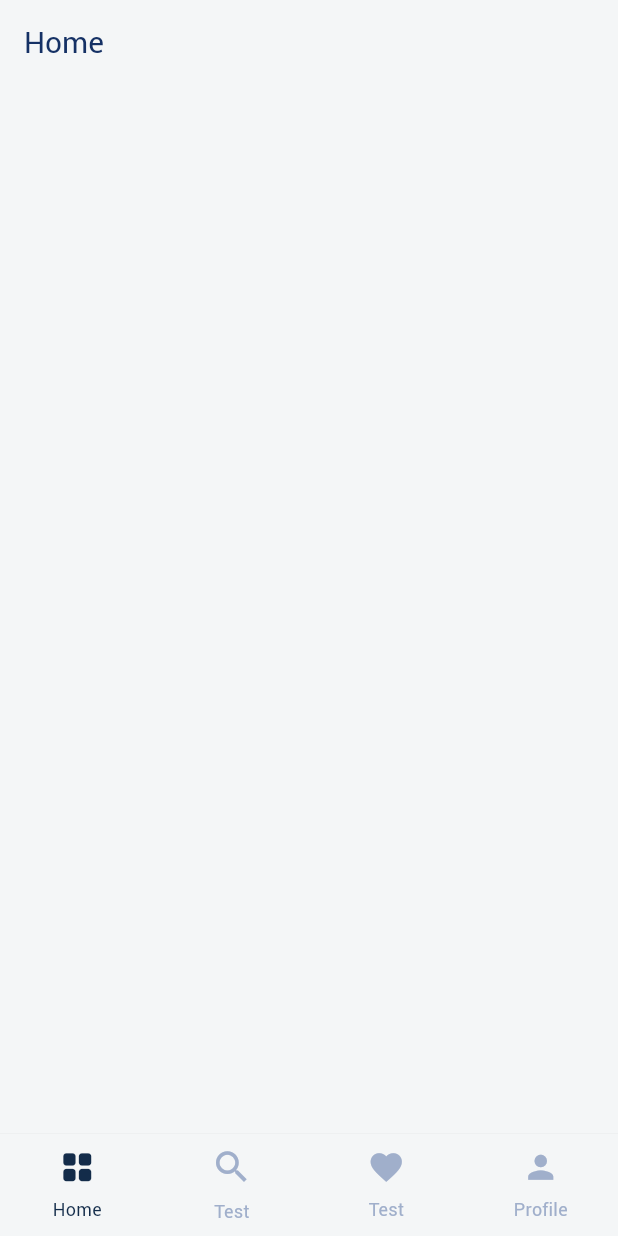
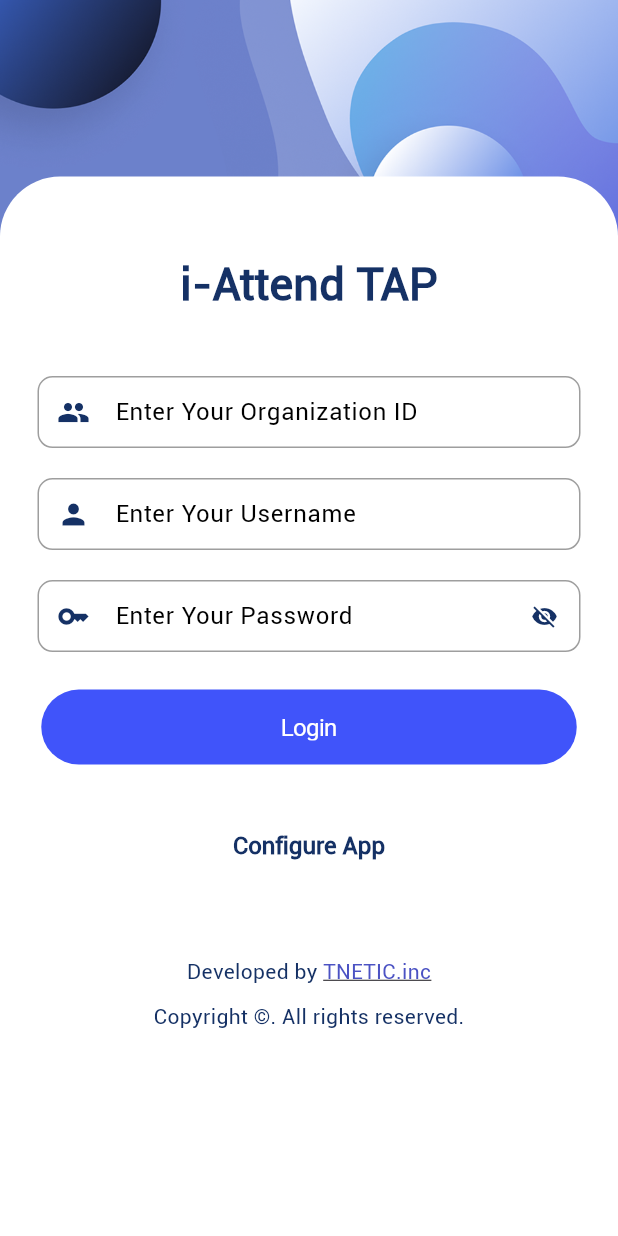
Before and after one commit to expoders8/i-Attent_Tap_Expoders, a Flutter app: the screen it shows after launch, on a phone screen of 412 x 824 dp. Run offline on Flutter 3.47's test engine with Material 3 defaults, Android fonts, the light colour scheme and no system bars; our stand-ins replace get, get_storage; Roboto replaces fonts that are missing (FuturaPTBook, FuturaPTMedium).

Commit message:
login design start, validation

```diff
--- /dev/null
+++ b/lib/app/controller/sign_in_screen.x.dart
@@ -0,0 +1,35 @@
+// ignore_for_file: public_member_api_docs
+import 'package:get/get.dart';
+
+class SignInScreenX extends GetxController {
+  final organizationId = ''.obs;
+  var username = ''.obs;
+  final password = ''.obs;
+
+  final isSigningIn = false.obs;
+
+  // Future<void> signIn() async {
+  //   isSigningIn(true);
+  //   try {
+  //     final signInResponseModel = await AuthProvider.X.signIn(
+  //       organizationId.value,
+  //       username.value,
+  //       password.value,
+  //       "fcmToken",
+  //     );
+
+  //     if (signInResponseModel.isError ?? false) {
+  //       throw signInResponseModel.errorMessage ?? 'Something went wrong';
+  //     }
+
+  //     signInResponseModel.username = username.value;
+  //     signInResponseModel.organizationId = organizationId.value;
+
+  //     await AppService.X.signIn(signInResponseModel);
+  //   } catch (e) {
+  //     NotificationUtils.showErrorSnackBar(message: e.toString());
+  //   } finally {
+  //     isSigningIn(false);
+  //   }
+  // }
+}
--- a/lib/app/routes/app_pages.dart
+++ b/lib/app/routes/app_pages.dart
@@ -1,5 +1,6 @@
 import 'package:get/get.dart';
 
+import '../ui/auth/sign_in.dart';
 import '../ui/home/tab_page.dart';
 
 part 'app_routes.dart';
@@ -7,12 +8,16 @@
 class AppPages {
   AppPages._();
 
-  static const initial = Routes.onBoard;
+  static const initial = Routes.signInScreen;
 
   static final routes = [
     GetPage(
       name: _Paths.tabPage,
       page: () => const TabPage(),
     ),
+    GetPage(
+      name: _Paths.signInScreen,
+      page: () => SignInScreen(),
+    ),
   ];
 }
--- a/lib/app/routes/app_routes.dart
+++ b/lib/app/routes/app_routes.dart
@@ -4,47 +4,11 @@
 abstract class Routes {
   Routes._();
 
-  static const onBoard = _Paths.onBoard;
-  static const loginPage = _Paths.loginPage;
-  static const signUpPage = _Paths.signUpPage;
-  static const forgotPasswordPage = _Paths.forgotPasswordPage;
-  static const changePasswordPage = _Paths.changePasswordPage;
   static const tabPage = _Paths.tabPage;
-  static const homePage = _Paths.homePage;
-  static const detailPage = _Paths.detailPage;
-  static const profilePage = _Paths.profilePage;
-  static const editProfilePage = _Paths.editProfilePage;
-  static const notificationPage = _Paths.notificationPage;
-  static const categoryListPage = _Paths.categoryListPage;
-  static const characterListPage = _Paths.characterListPage;
-  static const newStoryPage = _Paths.newStoryPage;
-  static const trendingStoryPage = _Paths.trendingStoryPage;
-  static const myStoryPage = _Paths.myStoryPage;
-  static const subscriptionPage = _Paths.subscriptionPage;
-  static const inAppWebViewWidget = _Paths.inAppWebViewWidget;
-  static const noInternetScreen = _Paths.noInternetScreen;
-  static const downloadingDialog = _Paths.downloadingDialog;
+  static const signInScreen = _Paths.signInScreen;
 }
 
 abstract class _Paths {
-  static const onBoard = '/onBoard';
-  static const loginPage = '/loginPage';
-  static const signUpPage = '/signUpPage';
-  static const forgotPasswordPage = '/forgotPasswordPage';
-  static const changePasswordPage = '/changePasswordPage';
   static const tabPage = '/tabPage';
-  static const homePage = '/homePage';
-  static const detailPage = '/detailPage';
-  static const profilePage = '/profilePage';
-  static const editProfilePage = '/editProfilePage';
-  static const notificationPage = '/notificationPage';
-  static const categoryListPage = '/categoryListPage';
-  static const characterListPage = '/characterListPage';
-  static const newStoryPage = '/newStoryPage';
-  static const trendingStoryPage = '/trendingStoryPage';
-  static const myStoryPage = '/myStoryPage';
-  static const subscriptionPage = '/subscriptionPage';
-  static const inAppWebViewWidget = '/inAppWebViewWidget';
-  static const noInternetScreen = '/noInternetScreen';
-  static const downloadingDialog = '/downloadingDialog';
+  static const signInScreen = '/signInScreen';
 }
--- /dev/null
+++ b/lib/app/ui/auth/sign_in.dart
@@ -0,0 +1,187 @@
+import 'package:get/get.dart';
+import 'package:flutter/material.dart';
+import 'package:flutter/cupertino.dart';
+
+import '../auth/sing_in_footer.dart';
+import '../../routes/app_pages.dart';
+import '../widgets/custom_textfield.dart';
+import '../../controller/sign_in_screen.x.dart';
+import '../../../config/constant/color_constant.dart';
+
+class SignInScreen extends StatefulWidget {
+  final int? selectedTabIndex;
+  const SignInScreen({super.key, this.selectedTabIndex});
+
+  @override
+  State<SignInScreen> createState() => _SignInScreenState();
+}
+
+class _SignInScreenState extends State<SignInScreen> {
+  static final page =
+      GetPage(name: '/sign_in_screen', page: () => const SignInScreen());
+  final _loginFormKey = GlobalKey<FormState>();
+  final controller = Get.put(SignInScreenX());
+  TextEditingController emailController = TextEditingController();
+  TextEditingController passwordController = TextEditingController();
+  TextEditingController userNameController = TextEditingController();
+  bool isFormSubmitted = false;
+
+  @override
+  Widget build(BuildContext context) {
+    return Scaffold(
+      body: GestureDetector(
+        onTap: () {
+          FocusScope.of(context).requestFocus(FocusNode());
+        },
+        child: Stack(
+          children: [
+            Image.asset(
+              'assets/images/loginbg.png',
+              fit: BoxFit.cover,
+              width: Get.width,
+              height: Get.height,
+            ),
+            SafeArea(
+              child: Column(
+                children: [
+                  const Expanded(
+                    flex: 1,
+                    child: SizedBox(
+                      height: 10,
+                    ),
+                  ),
+                  Expanded(
+                    flex: 6,
+                    child: Container(
+                      padding:
+                          const EdgeInsets.fromLTRB(25.0, 50.0, 25.0, 20.0),
+                      decoration: const BoxDecoration(
+                        color: Colors.white,
+                        borderRadius: BorderRadius.only(
+                          topLeft: Radius.circular(40.0),
+                          topRight: Radius.circular(40.0),
+                        ),
+                      ),
+                      child: SingleChildScrollView(
+                        child: Form(
+                          key: _loginFormKey,
+                          autovalidateMode: AutovalidateMode.onUserInteraction,
+                          child: Column(
+                            crossAxisAlignment: CrossAxisAlignment.center,
+                            children: [
+                              const Text(
+                                "i-Attend TAP",
+                                style: TextStyle(
+                                  fontSize: 30.0,
+                                  fontWeight: FontWeight.w900,
+                                  color: kPrimaryColor,
+                                ),
+                              ),
+                              const SizedBox(
+                                height: 40.0,
+                              ),
+                              CustomTextFormField(
+                                hintText: 'Enter Your Organization ID',
+                                maxLines: 1,
+                                ctrl: emailController,
+                                name: "organizationid",
+                                prefixIcon: const Icon(
+                                  Icons.group,
+                                  color: kPrimaryColor,
+                                  size: 22,
+                                ),
+                                formSubmitted: isFormSubmitted,
+                                validationMsg: 'Organization ID is Required',
+                              ),
+                              const SizedBox(
+                                height: 20.0,
+                              ),
+                              CustomTextFormField(
+                                hintText: 'Enter Your Username',
+                                maxLines: 1,
+                                ctrl: userNameController,
+                                name: "username",
+                                prefixIcon: const Icon(
+                                  Icons.person,
+                                  color: kPrimaryColor,
+                                  size: 22,
+                                ),
+                                formSubmitted: isFormSubmitted,
+                                validationMsg: 'Username is Required',
+                              ),
+                              const SizedBox(
+                                height: 20.0,
+                              ),
+                              CustomTextFormField(
+                                hintText: 'Enter Your Password',
+                                maxLines: 1,
+                                ctrl: passwordController,
+                                name: "password",
+                                prefixIcon: const Icon(
+                                  Icons.key,
+                                  color: kPrimaryColor,
+                                  size: 22,
+                                ),
+                                formSubmitted: isFormSubmitted,
+                                validationMsg: 'Password is Required',
+                              ),
+                              const SizedBox(
+                                height: 25.0,
+                              ),
+                              SizedBox(
+                                width: Get.width - 55,
+                                height: 50,
+                                child: CupertinoButton(
+                                  borderRadius: BorderRadius.circular(25),
+                                  color: const Color(0xFF4054FA),
+                                  onPressed: onLoginButtonPress,
+                                  child: const Text(
+                                    'Login',
+                                    style: TextStyle(
+                                        color: kWhiteColor, fontSize: 16),
+                                  ),
+                                ),
+                              ),
+                              const SizedBox(height: 30),
+                              TextButton(
+                                style: TextButton.styleFrom(
+                                  textStyle: const TextStyle(
+                                    fontSize: 16,
+                                    fontWeight: FontWeight.bold,
+                                  ),
+                                ),
+                                onPressed: () => {},
+                                child: const Text(
+                                  'Configure App',
+                                  style: TextStyle(color: kPrimaryColor),
+                                ),
+                              ),
+                              const SizedBox(height: 50),
+                              const SignInFooter()
+                            ],
+                          ),
+                        ),
+                      ),
+                    ),
+                  ),
+                ],
+              ),
+            ),
+          ],
+        ),
+      ),
+    );
+  }
+
+  onLoginButtonPress() {
+    setState(() {
+      isFormSubmitted = true;
+    });
+    FocusScope.of(context).requestFocus(FocusNode());
+    Future.delayed(const Duration(milliseconds: 100), () async {
+      if (_loginFormKey.currentState!.validate()) {
+        Get.toNamed(Routes.tabPage);
+      }
+    });
+  }
+}
--- /dev/null
+++ b/lib/app/ui/auth/sing_in_footer.dart
@@ -0,0 +1,44 @@
+// ignore_for_file: public_member_api_docs
+
+import 'package:confrance_expoders/config/constant/color_constant.dart';
+import 'package:flutter/gestures.dart';
+import 'package:flutter/material.dart';
+
+class SignInFooter extends StatelessWidget {
+  const SignInFooter({super.key});
+
+  @override
+  Widget build(BuildContext context) {
+    return Column(
+      children: [
+        Text.rich(
+          TextSpan(
+            text: "Developed by ",
+            style: TextStyle(color: kPrimaryColor),
+            children: [
+              TextSpan(
+                style: const TextStyle(
+                  color: kSelectedIconColor,
+                  decoration: TextDecoration.underline,
+                ),
+                //make link blue and underline
+                text: "TNETIC.inc",
+                recognizer: TapGestureRecognizer()
+                  ..onTap = () async {
+                    //on tap code here, you can navigate to other page or URL
+                  },
+              ),
+
+              //more text paragraph, sentences here.
+            ],
+          ),
+        ),
+        const SizedBox(height: 10),
+        const Text(
+          "Copyright ©. All rights reserved.",
+          style: TextStyle(color: kPrimaryColor),
+        ),
+      ],
+    );
+  }
+}
--- /dev/null
+++ b/lib/app/ui/widgets/custom_textfield.dart
@@ -0,0 +1,137 @@
+import 'package:flutter/material.dart';
+
+import '../../../config/constant/color_constant.dart';
+
+class CustomTextFormField extends StatefulWidget {
+  final TextEditingController? ctrl;
+  final String? hintText;
+  final TextInputType? keyboardType;
+  final Widget? prefixIcon;
+  final String? name;
+  final String? validationMsg;
+  final int? maxLines;
+  final bool formSubmitted;
+
+  const CustomTextFormField(
+      {Key? key,
+      this.ctrl,
+      this.hintText,
+      this.keyboardType,
+      this.prefixIcon,
+      this.maxLines,
+      this.formSubmitted = false,
+      this.name,
+      this.validationMsg})
+      : super(key: key);
+
+  @override
+  State<CustomTextFormField> createState() => _CustomTextFormFieldState();
+}
+
+class _CustomTextFormFieldState extends State<CustomTextFormField> {
+  bool isTouched = false;
+  bool _passwordVisible = false;
+
+  @override
+  void initState() {
+    super.initState();
+    _passwordVisible = false;
+  }
+
+  validateInput(value) {
+    if (isTouched || widget.formSubmitted) {
+      if (value != null && value?.toString() != '') {
+        // if (widget.name == 'email') {
+        //   if (value.isEmpty) {
+        //     widget.validationMsg;
+        //   } else {
+        //     const pattern =
+        //         r'(^[a-zA-Z0-9_.+-]+@[a-zA-Z0-9]+\.[a-zA-Z0-9-.]+$)';
+        //     final regExp = RegExp(pattern);
+
+        //     if (!regExp.hasMatch(value.toString())) {
+        //       return "Please enter valid email";
+        //     }
+        //   }
+        // }
+        // if (widget.name == "password") {
+        //   if (value.isEmpty) {
+        //     widget.validationMsg;
+        //   }
+        // }
+        return null;
+      }
+      return widget.validationMsg;
+    }
+    return null;
+  }
+
+  @override
+  Widget build(BuildContext context) {
+    return TextFormField(
+      style: const TextStyle(color: kPrimaryColor, fontSize: 15),
+      controller: widget.ctrl,
+      keyboardType: widget.keyboardType,
+      autovalidateMode: AutovalidateMode.onUserInteraction,
+      validator: (value) {
+        return validateInput(value);
+      },
+      obscureText: widget.name == "password" ? !_passwordVisible : false,
+      obscuringCharacter: '*',
+      decoration: InputDecoration(
+        labelText: widget.hintText,
+        filled: true,
+        fillColor: kWhiteColor,
+        contentPadding: const EdgeInsets.fromLTRB(38, 0, 10, 0),
+        hintStyle: const TextStyle(color: kGreyColor),
+        labelStyle: const TextStyle(color: kBlackColor),
+        prefixIcon: widget.prefixIcon,
+        suffixIcon: widget.name == "password"
+            ? IconButton(
+                splashColor: kTransparentColor,
+                highlightColor: kTransparentColor,
+                icon: Icon(
+                  _passwordVisible ? Icons.visibility : Icons.visibility_off,
+                  color: kPrimaryColor,
+                  size: 18,
+                ),
+                onPressed: () {
+                  setState(() {
+                    _passwordVisible = !_passwordVisible;
+                  });
+                },
+              )
+            : null,
+        border: OutlineInputBorder(
+          borderSide: const BorderSide(
+            color: Colors.grey, // Default border color
+          ),
+          borderRadius: BorderRadius.circular(10),
+        ),
+        errorBorder: OutlineInputBorder(
+          borderSide: const BorderSide(
+            color: kErrorColor, // Default border color
+          ),
+          borderRadius: BorderRadius.circular(10),
+        ),
+        errorStyle: const TextStyle(color: kErrorColor),
+        enabledBorder: OutlineInputBorder(
+          borderSide: const BorderSide(
+            color: Colors.grey, // Default border color
+          ),
+          borderRadius: BorderRadius.circular(10),
+        ),
+        focusedBorder: OutlineInputBorder(
+          borderSide: const BorderSide(
+            color: Colors.grey, // Default border color
+          ),
+          borderRadius: BorderRadius.circular(10),
+        ),
+      ),
+      maxLines: widget.maxLines,
+      onChanged: (value) => {
+        isTouched = true,
+      },
+    );
+  }
+}
--- a/lib/config/constant/color_constant.dart
+++ b/lib/config/constant/color_constant.dart
@@ -10,9 +10,10 @@
 
 const kBackGroundColor = Color(0XFFF4F6F7);
 const kPrimaryColor = Color(0XFF153165);
-const kIconColor = Color(0XFFA0AFCB);
-const kSelectedIconColor = Color(0XFF132C4A);
-const kTextSecondaryColor = Color(0xFFADBBD6);
+const kIconColor = Color.fromARGB(255, 163, 166, 209);
+const kSelectedIconColor = Color(0xFF4B52C3);
+const kSelectedTextandBgColor = Color(0XFF6AD3F6);
+const kTextSecondaryColor = Color.fromRGBO(173, 187, 214, 1);
 const kCardColor = Color.fromARGB(235, 255, 255, 255);
 const kDottedBorderColor = Color(0Xff707070);
 
--- a/lib/main.dart
+++ b/lib/main.dart
@@ -30,7 +30,7 @@
       debugShowCheckedModeBanner: false,
       themeMode: ThemeMode.system,
       theme: Provider.of<ThemeProvider>(context, listen: false).getTheme(),
-      initialRoute: Routes.tabPage,
+      initialRoute: Routes.signInScreen,
       getPages: AppPages.routes,
     );
   }
```
Also changed, not shown: assets/images/loginbg.png (added), pubspec.lock (added), 2 other files.
